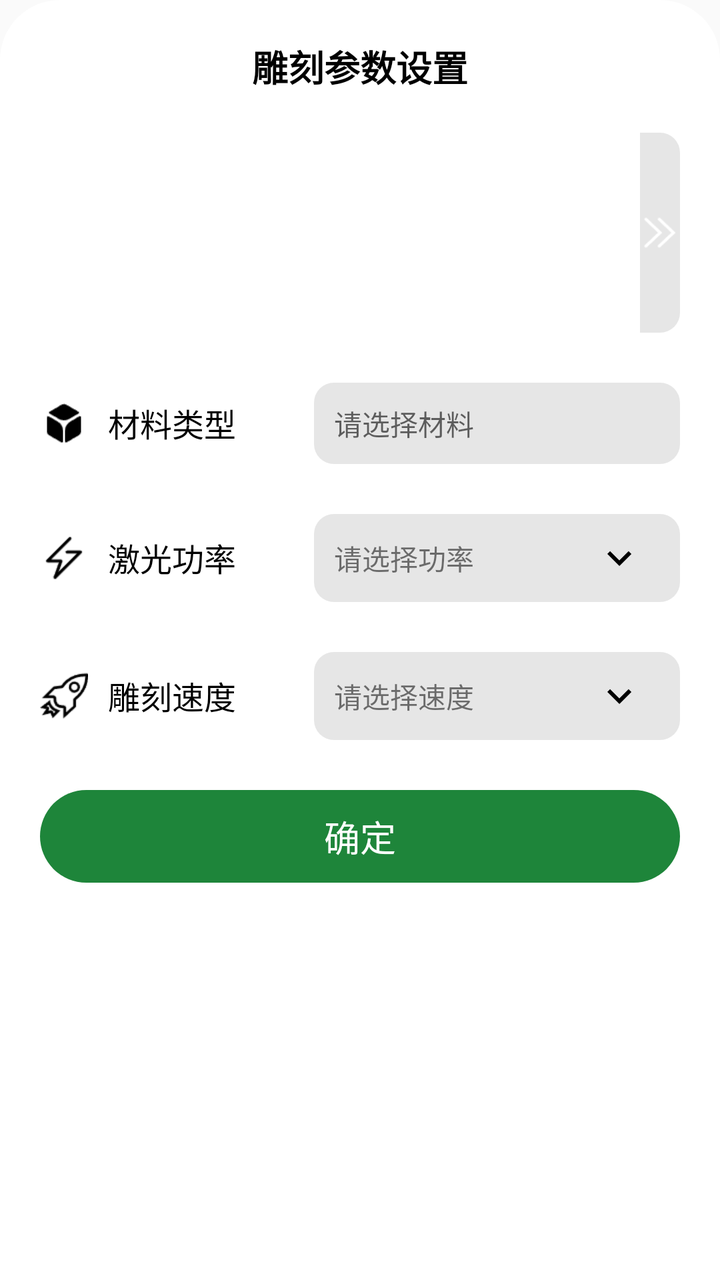
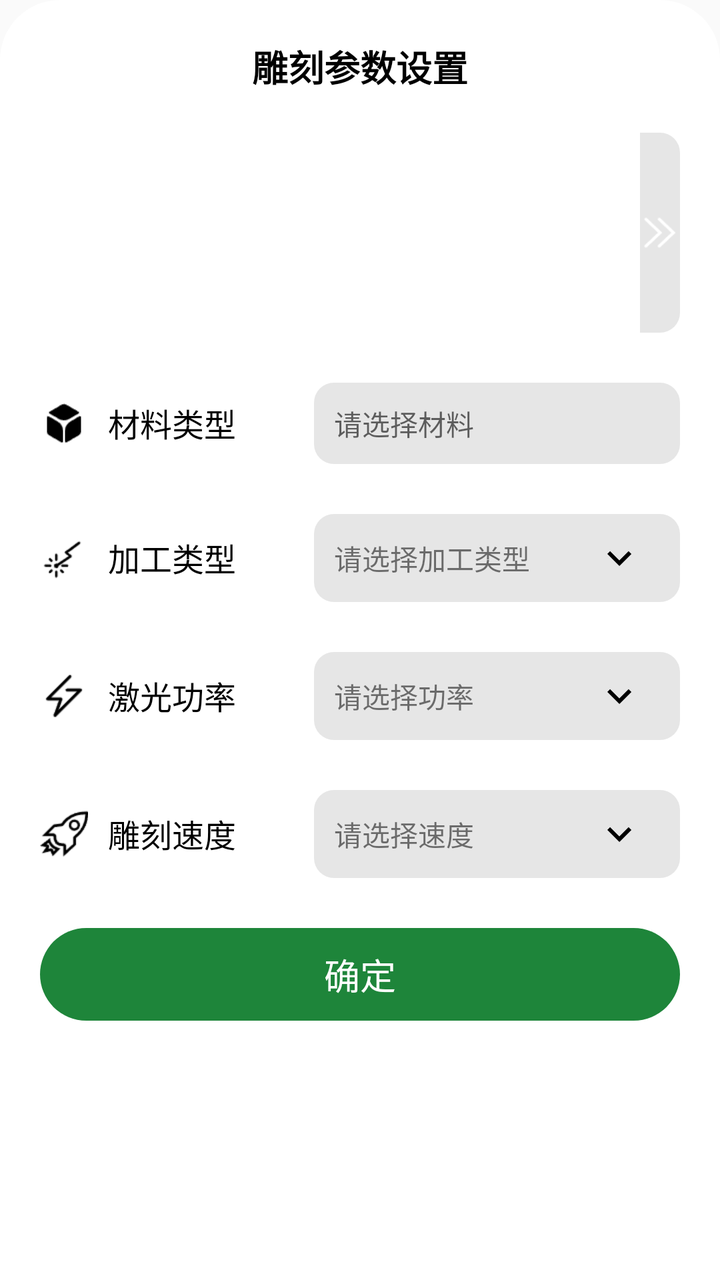

An Android layout rendered at two revisions. The XML below is the earlier revision; the diff shows what the commit changed to produce the second picture.
<!-- AndroidManifest.xml: application theme AppTheme -->
<!-- res/layout/fragment_parameter_bottom_sheet.xml -->
<?xml version="1.0" encoding="utf-8"?>
<LinearLayout xmlns:android="http://schemas.android.com/apk/res/android"
    android:layout_width="match_parent"
    android:layout_height="match_parent"
    android:background="@drawable/bg_white_ffffff_topradius30"
    android:orientation="vertical"
    android:padding="20dp">

    
    <TextView
        android:layout_width="match_parent"
        android:layout_height="wrap_content"
        android:text="雕刻参数设置"
        android:textSize="18sp"
        android:textColor="@color/colorBlack"
        android:textStyle="bold"
        android:gravity="center"/>


    
    <RelativeLayout
        android:layout_width="match_parent"
        android:layout_height="wrap_content"
        android:layout_marginTop="20dp">

        <androidx.recyclerview.widget.RecyclerView
            android:id="@+id/recycler_view_material"
            android:layout_toLeftOf="@id/iv_more_material"
            android:layout_alignParentStart="true"
            android:layout_width="match_parent"
            android:layout_height="100dp"
            />

        <ImageView
            android:id="@+id/iv_more_material"
            android:layout_width="20dp"
            android:layout_height="100dp"
            android:src="@drawable/icon_more"
            android:background="@drawable/bg_gray_e6e6e6_l0_r10"
            android:layout_alignParentEnd="true"/>
    </RelativeLayout>

    
    <LinearLayout
        android:layout_width="match_parent"
        android:layout_height="wrap_content"
        android:gravity="center_vertical"
        android:layout_marginTop="25dp">

        <LinearLayout
            android:layout_width="0dp"
            android:layout_height="wrap_content"
            android:layout_weight="3"
            android:orientation="horizontal"
            android:gravity="start">


            <ImageView
                android:layout_width="24dp"
                android:layout_height="24dp"
                android:src="@drawable/icon_parameter_parameter"
                android:layout_marginEnd="10dp"/>

            <TextView
                android:layout_width="wrap_content"
                android:layout_height="wrap_content"
                android:text="材料类型"
                android:textSize="16sp"
                android:textColor="@color/colorBlack"
                />

        </LinearLayout>



        <LinearLayout
            android:layout_width="0dp"
            android:layout_height="wrap_content"
            android:layout_weight="4"
            android:gravity="end"
            android:background="@drawable/bg_gray_e6e6e6_r10"
            android:padding="10dp">

            <TextView
                android:id="@+id/tv_material_name"
                android:layout_width="0dp"
                android:layout_height="wrap_content"
                android:layout_weight="2"
                android:hint="请选择材料"
                android:textSize="14sp"
                android:textColor="@color/colorBlack"
                android:layout_gravity="center"/>




        </LinearLayout>




    </LinearLayout>

    
    <LinearLayout
        android:layout_width="match_parent"
        android:layout_height="wrap_content"
        android:gravity="center_vertical"
        android:layout_marginTop="25dp">

        <LinearLayout
            android:layout_width="0dp"
            android:layout_height="wrap_content"
            android:layout_weight="3"
            android:orientation="horizontal"
            android:gravity="start">


            <ImageView
                android:layout_width="24dp"
                android:layout_height="24dp"
                android:src="@drawable/icon_parameter_level"
                android:layout_marginEnd="10dp"/>

            <TextView
                android:layout_width="wrap_content"
                android:layout_height="wrap_content"
                android:text="激光功率"
                android:textSize="16sp"
                android:textColor="@color/colorBlack"
                />

        </LinearLayout>



        <LinearLayout
            android:id="@+id/ll_parameter_laser_level"
            android:layout_width="0dp"
            android:layout_height="wrap_content"
            android:layout_weight="4"
            android:gravity="end"
            android:background="@drawable/bg_gray_e6e6e6_r10"
            android:padding="10dp">

            <TextView
                android:id="@+id/tv_parameter_laser_level"
                android:layout_width="0dp"
                android:layout_height="wrap_content"
                android:layout_weight="3"
                android:text="请选择功率"
                android:textSize="14sp"
                android:layout_gravity="center"/>

            <ImageView
                android:layout_width="0dp"
                android:layout_height="24dp"
                android:layout_weight="1"
                android:src="@drawable/ic_arrow_down"
                android:layout_gravity="center"/>


        </LinearLayout>




    </LinearLayout>

    
    <LinearLayout
        android:layout_width="match_parent"
        android:layout_height="wrap_content"
        android:gravity="center_vertical"
        android:layout_marginTop="25dp">

        <LinearLayout
            android:layout_width="0dp"
            android:layout_height="wrap_content"
            android:layout_weight="3"
            android:orientation="horizontal"
            android:gravity="start">


            <ImageView
                android:layout_width="24dp"
                android:layout_height="24dp"
                android:src="@drawable/icon_parameter_speed"
                android:layout_marginEnd="10dp"/>

            <TextView
                android:layout_width="wrap_content"
                android:layout_height="wrap_content"
                android:text="雕刻速度"
                android:textSize="16sp"
                android:textColor="@color/colorBlack"
                />

        </LinearLayout>



        <LinearLayout
            android:id="@+id/ll_parameter_speed_level"
            android:layout_width="0dp"
            android:layout_height="wrap_content"
            android:layout_weight="4"
            android:gravity="end"
            android:background="@drawable/bg_gray_e6e6e6_r10"
            android:padding="10dp">

            <TextView
                android:id="@+id/tv_parameter_speed_level"
                android:layout_width="0dp"
                android:layout_height="wrap_content"
                android:layout_weight="3"
                android:text="请选择速度"
                android:textSize="14sp"
                android:layout_gravity="center"/>

            <ImageView
                android:layout_width="0dp"
                android:layout_height="24dp"
                android:layout_weight="1"
                android:src="@drawable/ic_arrow_down"
                android:layout_gravity="center"/>


        </LinearLayout>




    </LinearLayout>


    <TextView
        android:id="@+id/tv_confirm"
        android:layout_width="match_parent"
        android:layout_height="wrap_content"
        android:text="确定"
        android:textColor="@color/colorWhite"
        android:textSize="18sp"
        android:background="@drawable/bg_green_1e853a_r30"
        android:gravity="center"
        android:padding="10dp"
        android:layout_marginTop="25dp"/>


</LinearLayout>
<!-- resources referenced by this layout -->
<resources>
  <color name="colorBlack">#000000</color>
  <color name="colorWhite">#ffffff</color>
  <!-- drawable bg_gray_e6e6e6_l0_r10 (drawable) -->
  <?xml version="1.0" encoding="utf-8"?>
  <shape xmlns:android="http://schemas.android.com/apk/res/android">
  
      <solid android:color="#FFE6E6E6" />
  
      <corners android:topLeftRadius="0dp" android:topRightRadius="10dp" android:bottomLeftRadius="0dp" android:bottomRightRadius="10dp" />
  
  </shape>
  <!-- drawable bg_gray_e6e6e6_r10 (drawable) -->
  <?xml version="1.0" encoding="utf-8"?>
  <shape xmlns:android="http://schemas.android.com/apk/res/android">
  
      <solid android:color="#FFE6E6E6" />
  
      <corners android:radius="10dp" />
  
  </shape>
  <!-- drawable bg_green_1e853a_r30 (drawable) -->
  <?xml version="1.0" encoding="utf-8"?>
  <shape xmlns:android="http://schemas.android.com/apk/res/android">
  
      <solid android:color="@color/colorGreen" />
  
  
      <corners android:radius="30dp" />
  
  </shape>
  <!-- drawable bg_white_ffffff_topradius30 (drawable) -->
  <?xml version="1.0" encoding="utf-8"?>
  <shape xmlns:android="http://schemas.android.com/apk/res/android">
  
      <solid android:color="#FFFFFFFF" />
  
      <corners android:topLeftRadius="30dp" android:topRightRadius="30dp" />
  
  </shape>
  <!-- drawable ic_arrow_down (drawable) -->
  <vector xmlns:android="http://schemas.android.com/apk/res/android" android:height="24dp" android:tint="#000000" android:viewportHeight="24" android:viewportWidth="24" android:width="24dp">
        
      <path android:fillColor="@android:color/white" android:pathData="M7.41,8.59L12,13.17l4.59,-4.58L18,10l-6,6 -6,-6 1.41,-1.41z"/>
      
  </vector>
  <!-- drawable icon_more: png bitmap (drawable, 640 bytes) -->
  <!-- drawable icon_parameter_level: png bitmap (drawable, 550 bytes) -->
  <!-- drawable icon_parameter_parameter: png bitmap (drawable, 650 bytes) -->
  <!-- drawable icon_parameter_speed: png bitmap (drawable, 1011 bytes) -->
  <style name="AppTheme" parent="Theme.AppCompat.Light.DarkActionBar">
          
          <item name="colorPrimary">@color/colorWhite</item>
          <item name="colorPrimaryDark">@color/colorWhite</item>
          <item name="colorAccent">@color/colorAccent</item>
          <item name="android:windowFullscreen">false</item>
          <item name="android:navigationBarColor" tools:targetApi="lollipop">@color/colorWhite</item>
      </style>
  <color name="colorGreen">#1e853a</color>
  <color name="colorAccent">#338a3e</color>
</resources>

<!-- the commit's change to res/layout/fragment_parameter_bottom_sheet.xml (unified diff, before → after) -->
@@ -10,11 +10,11 @@
     <TextView
         android:layout_width="match_parent"
         android:layout_height="wrap_content"
+        android:gravity="center"
         android:text="雕刻参数设置"
+        android:textColor="@color/colorBlack"
         android:textSize="18sp"
-        android:textColor="@color/colorBlack"
-        android:textStyle="bold"
-        android:gravity="center"/>
+        android:textStyle="bold" />
 
 
     
@@ -25,211 +25,243 @@
 
         <androidx.recyclerview.widget.RecyclerView
             android:id="@+id/recycler_view_material"
-            android:layout_toLeftOf="@id/iv_more_material"
-            android:layout_alignParentStart="true"
             android:layout_width="match_parent"
             android:layout_height="100dp"
-            />
+            android:layout_alignParentStart="true"
+            android:layout_toLeftOf="@id/iv_more_material" />
 
         <ImageView
             android:id="@+id/iv_more_material"
             android:layout_width="20dp"
             android:layout_height="100dp"
-            android:src="@drawable/icon_more"
+            android:layout_alignParentEnd="true"
             android:background="@drawable/bg_gray_e6e6e6_l0_r10"
-            android:layout_alignParentEnd="true"/>
+            android:src="@drawable/icon_more" />
     </RelativeLayout>
 
     
     <LinearLayout
         android:layout_width="match_parent"
         android:layout_height="wrap_content"
-        android:gravity="center_vertical"
-        android:layout_marginTop="25dp">
-
-        <LinearLayout
-            android:layout_width="0dp"
-            android:layout_height="wrap_content"
-            android:layout_weight="3"
-            android:orientation="horizontal"
-            android:gravity="start">
-
-
-            <ImageView
-                android:layout_width="24dp"
-                android:layout_height="24dp"
-                android:src="@drawable/icon_parameter_parameter"
-                android:layout_marginEnd="10dp"/>
+        android:layout_marginTop="25dp"
+        android:gravity="center_vertical">
+
+        <LinearLayout
+            android:layout_width="0dp"
+            android:layout_height="wrap_content"
+            android:layout_weight="3"
+            android:gravity="start"
+            android:orientation="horizontal">
+
+            <ImageView
+                android:layout_width="24dp"
+                android:layout_height="24dp"
+                android:layout_marginEnd="10dp"
+                android:src="@drawable/icon_parameter_parameter" />
 
             <TextView
                 android:layout_width="wrap_content"
                 android:layout_height="wrap_content"
                 android:text="材料类型"
-                android:textSize="16sp"
-                android:textColor="@color/colorBlack"
-                />
-
-        </LinearLayout>
-
-
-
-        <LinearLayout
-            android:layout_width="0dp"
-            android:layout_height="wrap_content"
-            android:layout_weight="4"
-            android:gravity="end"
-            android:background="@drawable/bg_gray_e6e6e6_r10"
+                android:textColor="@color/colorBlack"
+                android:textSize="16sp" />
+
+        </LinearLayout>
+
+        <LinearLayout
+            android:layout_width="0dp"
+            android:layout_height="wrap_content"
+            android:layout_weight="4"
+            android:background="@drawable/bg_gray_e6e6e6_r10"
+            android:gravity="end"
             android:padding="10dp">
 
             <TextView
                 android:id="@+id/tv_material_name"
                 android:layout_width="0dp"
                 android:layout_height="wrap_content"
+                android:layout_gravity="center"
                 android:layout_weight="2"
                 android:hint="请选择材料"
-                android:textSize="14sp"
-                android:textColor="@color/colorBlack"
-                android:layout_gravity="center"/>
-
-
-
-
-        </LinearLayout>
-
-
-
-
-    </LinearLayout>
-
-    
-    <LinearLayout
-        android:layout_width="match_parent"
-        android:layout_height="wrap_content"
-        android:gravity="center_vertical"
-        android:layout_marginTop="25dp">
-
-        <LinearLayout
-            android:layout_width="0dp"
-            android:layout_height="wrap_content"
-            android:layout_weight="3"
-            android:orientation="horizontal"
-            android:gravity="start">
-
-
-            <ImageView
-                android:layout_width="24dp"
-                android:layout_height="24dp"
-                android:src="@drawable/icon_parameter_level"
-                android:layout_marginEnd="10dp"/>
+                android:textColor="@color/colorBlack"
+                android:textSize="14sp" />
+
+        </LinearLayout>
+
+    </LinearLayout>
+
+    
+    <LinearLayout
+        android:id="@+id/ll_parameter_operation_mode"
+        android:layout_width="match_parent"
+        android:layout_height="wrap_content"
+        android:layout_marginTop="25dp"
+        android:gravity="center_vertical">
+
+        <LinearLayout
+            android:layout_width="0dp"
+            android:layout_height="wrap_content"
+            android:layout_weight="3"
+            android:gravity="start"
+            android:orientation="horizontal">
+
+            <ImageView
+                android:layout_width="24dp"
+                android:layout_height="24dp"
+                android:layout_marginEnd="10dp"
+                android:src="@drawable/icon_parameter_laser" />
+
+            <TextView
+                android:layout_width="wrap_content"
+                android:layout_height="wrap_content"
+                android:text="加工类型"
+                android:textColor="@color/colorBlack"
+                android:textSize="16sp" />
+
+        </LinearLayout>
+
+        <LinearLayout
+            android:id="@+id/ll_parameter_engrave_or_cutting"
+            android:layout_width="0dp"
+            android:layout_height="wrap_content"
+            android:layout_weight="4"
+            android:background="@drawable/bg_gray_e6e6e6_r10"
+            android:gravity="end"
+            android:padding="10dp">
+
+            <TextView
+                android:id="@+id/tv_parameter_engrave_or_cutting"
+                android:layout_width="0dp"
+                android:layout_height="wrap_content"
+                android:layout_gravity="center"
+                android:layout_weight="3"
+                android:text="请选择加工类型"
+                android:textSize="14sp" />
+
+            <ImageView
+                android:layout_width="0dp"
+                android:layout_height="24dp"
+                android:layout_gravity="center"
+                android:layout_weight="1"
+                android:src="@drawable/ic_arrow_down" />
+
+        </LinearLayout>
+
+    </LinearLayout>
+
+    
+    <LinearLayout
+        android:layout_width="match_parent"
+        android:layout_height="wrap_content"
+        android:layout_marginTop="25dp"
+        android:gravity="center_vertical">
+
+        <LinearLayout
+            android:layout_width="0dp"
+            android:layout_height="wrap_content"
+            android:layout_weight="3"
+            android:gravity="start"
+            android:orientation="horizontal">
+
+            <ImageView
+                android:layout_width="24dp"
+                android:layout_height="24dp"
+                android:layout_marginEnd="10dp"
+                android:src="@drawable/icon_parameter_level" />
 
             <TextView
                 android:layout_width="wrap_content"
                 android:layout_height="wrap_content"
                 android:text="激光功率"
-                android:textSize="16sp"
-                android:textColor="@color/colorBlack"
-                />
-
-        </LinearLayout>
-
-
+                android:textColor="@color/colorBlack"
+                android:textSize="16sp" />
+
+        </LinearLayout>
 
         <LinearLayout
             android:id="@+id/ll_parameter_laser_level"
             android:layout_width="0dp"
             android:layout_height="wrap_content"
             android:layout_weight="4"
-            android:gravity="end"
-            android:background="@drawable/bg_gray_e6e6e6_r10"
+            android:background="@drawable/bg_gray_e6e6e6_r10"
+            android:gravity="end"
             android:padding="10dp">
 
             <TextView
                 android:id="@+id/tv_parameter_laser_level"
                 android:layout_width="0dp"
                 android:layout_height="wrap_content"
+                android:layout_gravity="center"
                 android:layout_weight="3"
                 android:text="请选择功率"
-                android:textSize="14sp"
-                android:layout_gravity="center"/>
-
-            <ImageView
-                android:layout_width="0dp"
-                android:layout_height="24dp"
+                android:textSize="14sp" />
+
+            <ImageView
+                android:layout_width="0dp"
+                android:layout_height="24dp"
+                android:layout_gravity="center"
                 android:layout_weight="1"
-                android:src="@drawable/ic_arrow_down"
-                android:layout_gravity="center"/>
-
-
-        </LinearLayout>
-
-
-
-
-    </LinearLayout>
-
-    
-    <LinearLayout
-        android:layout_width="match_parent"
-        android:layout_height="wrap_content"
-        android:gravity="center_vertical"
-        android:layout_marginTop="25dp">
-
-        <LinearLayout
-            android:layout_width="0dp"
-            android:layout_height="wrap_content"
-            android:layout_weight="3"
-            android:orientation="horizontal"
-            android:gravity="start">
-
-
-            <ImageView
-                android:layout_width="24dp"
-                android:layout_height="24dp"
-                android:src="@drawable/icon_parameter_speed"
-                android:layout_marginEnd="10dp"/>
+                android:src="@drawable/ic_arrow_down" />
+
+        </LinearLayout>
+
+    </LinearLayout>
+
+    
+    <LinearLayout
+        android:layout_width="match_parent"
+        android:layout_height="wrap_content"
+        android:layout_marginTop="25dp"
+        android:gravity="center_vertical">
+
+        <LinearLayout
+            android:layout_width="0dp"
+            android:layout_height="wrap_content"
+            android:layout_weight="3"
+            android:gravity="start"
+            android:orientation="horizontal">
+
+            <ImageView
+                android:layout_width="24dp"
+                android:layout_height="24dp"
+                android:layout_marginEnd="10dp"
+                android:src="@drawable/icon_parameter_speed" />
 
             <TextView
                 android:layout_width="wrap_content"
                 android:layout_height="wrap_content"
                 android:text="雕刻速度"
-                android:textSize="16sp"
-                android:textColor="@color/colorBlack"
-                />
-
-        </LinearLayout>
-
-
+                android:textColor="@color/colorBlack"
+                android:textSize="16sp" />
+
+        </LinearLayout>
 
         <LinearLayout
             android:id="@+id/ll_parameter_speed_level"
             android:layout_width="0dp"
             android:layout_height="wrap_content"
             android:layout_weight="4"
-            android:gravity="end"
-            android:background="@drawable/bg_gray_e6e6e6_r10"
+            android:background="@drawable/bg_gray_e6e6e6_r10"
+            android:gravity="end"
             android:padding="10dp">
 
             <TextView
                 android:id="@+id/tv_parameter_speed_level"
                 android:layout_width="0dp"
                 android:layout_height="wrap_content"
+                android:layout_gravity="center"
                 android:layout_weight="3"
                 android:text="请选择速度"
-                android:textSize="14sp"
-                android:layout_gravity="center"/>
-
-            <ImageView
-                android:layout_width="0dp"
-                android:layout_height="24dp"
+                android:textSize="14sp" />
+
+            <ImageView
+                android:layout_width="0dp"
+                android:layout_height="24dp"
+                android:layout_gravity="center"
                 android:layout_weight="1"
-                android:src="@drawable/ic_arrow_down"
-                android:layout_gravity="center"/>
-
-
-        </LinearLayout>
-
-
-
+                android:src="@drawable/ic_arrow_down" />
+
+        </LinearLayout>
 
     </LinearLayout>
 
@@ -238,13 +270,13 @@
         android:id="@+id/tv_confirm"
         android:layout_width="match_parent"
         android:layout_height="wrap_content"
-        android:text="确定"
-        android:textColor="@color/colorWhite"
-        android:textSize="18sp"
+        android:layout_marginTop="25dp"
         android:background="@drawable/bg_green_1e853a_r30"
         android:gravity="center"
         android:padding="10dp"
-        android:layout_marginTop="25dp"/>
+        android:text="确定"
+        android:textColor="@color/colorWhite"
+        android:textSize="18sp" />
 
 
 </LinearLayout>
<!-- resource entries referenced after the edit -->
@@ -46,6 +46,7 @@
       
   </vector>
   <!-- drawable icon_more: png bitmap (drawable, 640 bytes) -->
+  <!-- drawable icon_parameter_laser: png bitmap (drawable, 637 bytes) -->
   <!-- drawable icon_parameter_level: png bitmap (drawable, 550 bytes) -->
   <!-- drawable icon_parameter_parameter: png bitmap (drawable, 650 bytes) -->
   <!-- drawable icon_parameter_speed: png bitmap (drawable, 1011 bytes) -->
